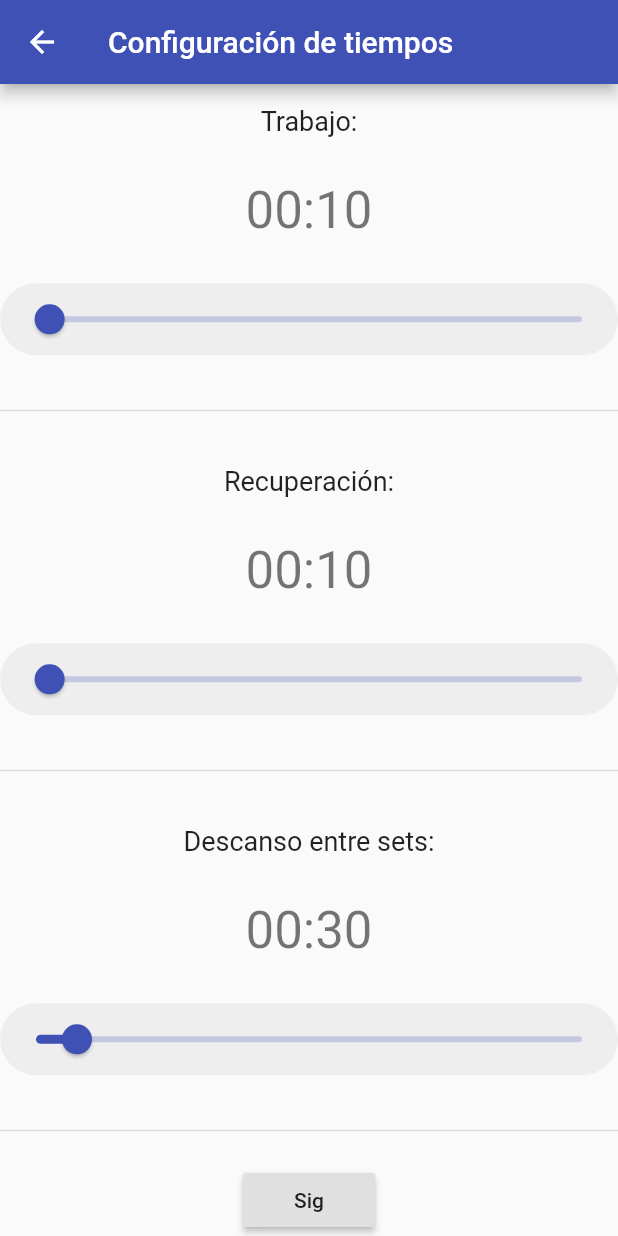
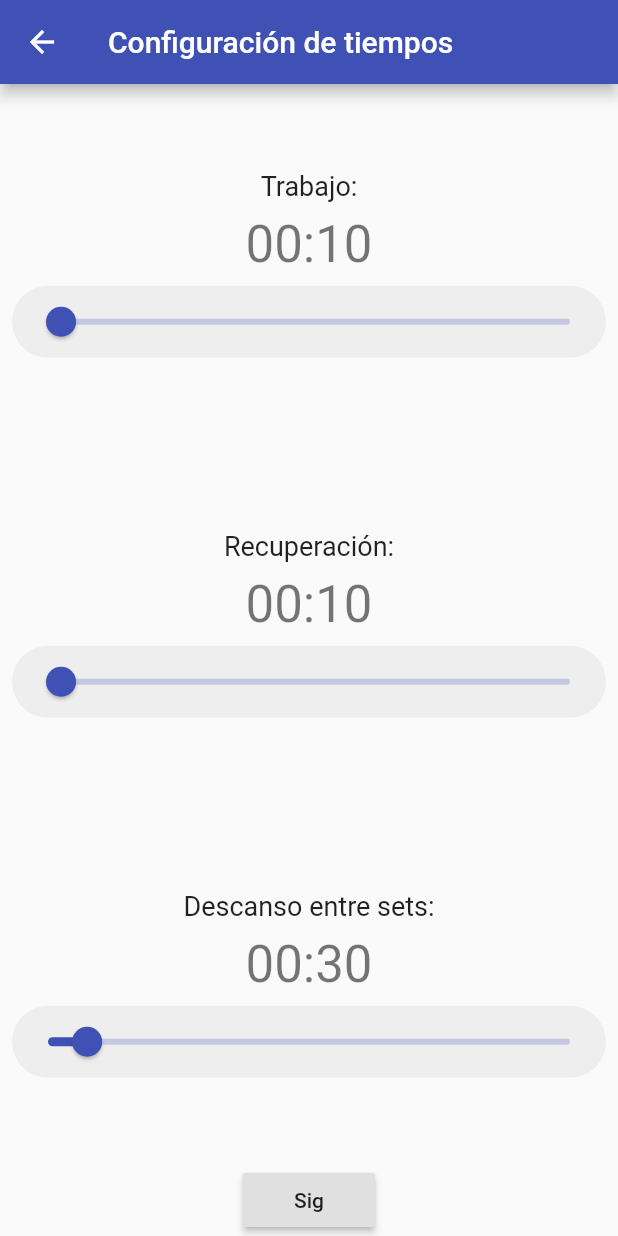
Before and after one commit to LivramentoLuciano/titan-timer-flutter-app, a Flutter app: the RoutineSettingsScreen screen opened by its route, on a phone screen of 412 x 824 dp. Run offline on Flutter 3.47's test engine with Material 2 defaults, Android fonts, the phone set to English and light mode, and no system bars; our stand-ins replace audioplayers, flutter_blue, flutter_swiper.

Commit message:
control version: cambios minimos de slider UI

```diff
--- a/titan_timer_control/lib/view/widgets/time_slider.dart
+++ b/titan_timer_control/lib/view/widgets/time_slider.dart
@@ -33,11 +33,16 @@ class TimeSlider extends StatelessWidget {
     }
 
     return Expanded(
+      child: Padding(
+        padding: const EdgeInsets.all(8.0),
         child: Column(
-        mainAxisAlignment: MainAxisAlignment.spaceAround,
+          mainAxisAlignment: MainAxisAlignment.center,
           children: [
             Text(_title, style: TextStyle(fontSize: 18)),
-          Text(mmss(_time), style: Theme.of(context).textTheme.headline4),
+            Padding(
+              padding: const EdgeInsets.all(8.0),
+              child: Text(mmss(_time), style: Theme.of(context).textTheme.headline4),
+            ),
             Container(
               decoration: BoxDecoration(
                 borderRadius: BorderRadius.circular(40),
@@ -50,8 +55,8 @@ class TimeSlider extends StatelessWidget {
                 onChanged: _handleNewValue,
               ),
             ),
-          Divider(thickness: 1),
           ],
+        ),
       ),
     );
   }
```
Also changed, not shown: timer_bt_0/pubspec.lock. Lines whose indentation alone changed are shown as unchanged.
